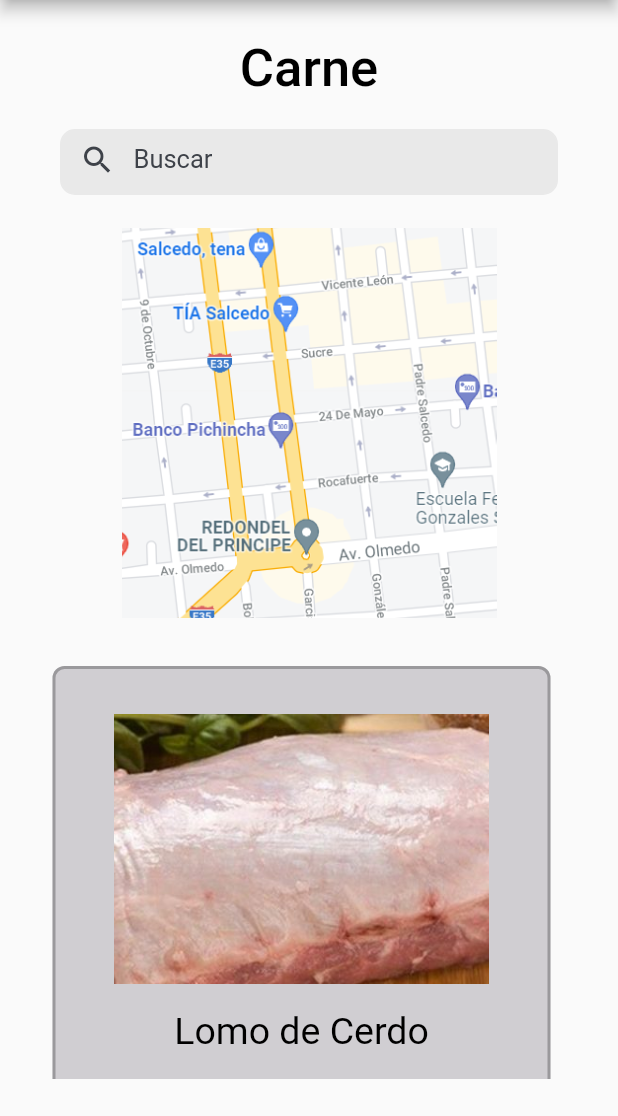
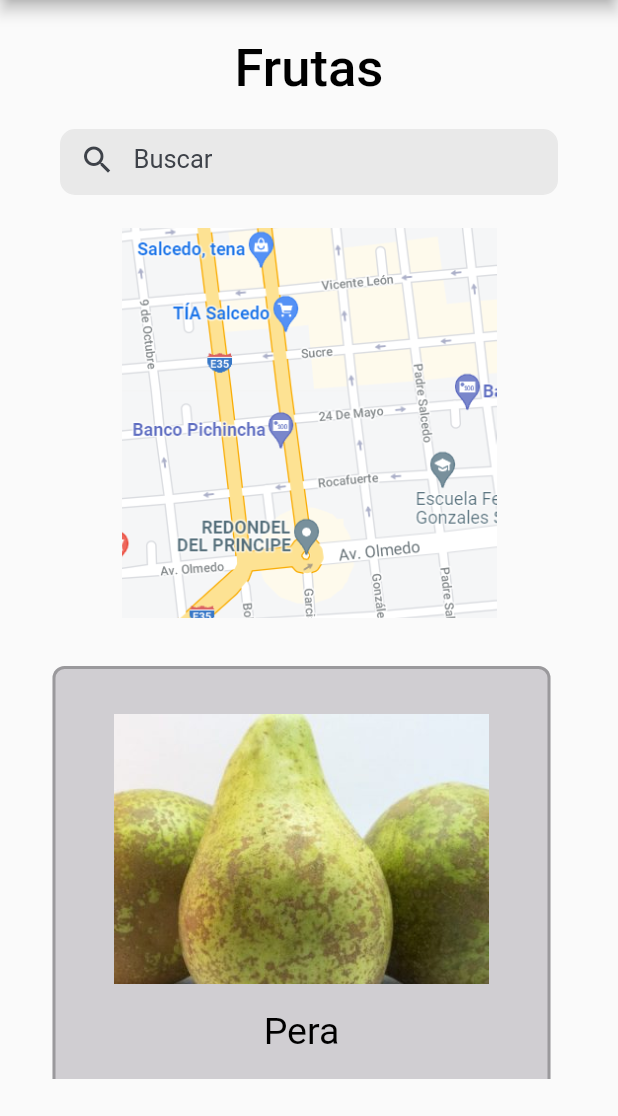
Before and after one commit to ferdeX64/prowessagronomia, a Flutter app: the Categorias screen opened directly, after a tap on the "menu" icon, after a tap on the "add shopping cart" icon, after a tap on "Frutas", on a phone screen of 412 x 824 dp, the part 120-1236 px from its top. Run offline on Flutter 3.47's test engine with Material 2 defaults, Android fonts, the phone set to English and light mode, and no system bars; our stand-ins replace accordion, sliding_up_panel; missing offline and left inert: async_button_builder.

Commit message:
Creación Categoria Frutas

```diff
--- a/lib/main.dart
+++ b/lib/main.dart
@@ -1,6 +1,5 @@
 import 'package:flutter/material.dart';
 import 'package:flutter/services.dart';
-import 'package:prowessagronomia/src/pages/categoria_carne_product.dart';
 import 'package:prowessagronomia/src/pages/splash_screen.dart';
 
 void main() {
--- /dev/null
+++ b/lib/src/pages/categoria_fruta_product.dart
@@ -0,0 +1,198 @@
+import 'package:async_button_builder/async_button_builder.dart';
+import 'package:flutter/material.dart';
+import 'package:prowessagronomia/src/models/home_page_model.dart';
+import 'package:prowessagronomia/src/pages/carrito_page.dart';
+import 'package:prowessagronomia/src/utils/productos_home_page.dart';
+import 'package:prowessagronomia/src/widgets/barra_busqueda.dart';
+import 'package:prowessagronomia/src/widgets/widget_drawer.dart';
+
+class CategoriaFruta extends StatefulWidget{
+  const CategoriaFruta({Key? key}) : super(key: key);
+   @override
+  _CategoriaFrutaState createState() => _CategoriaFrutaState();
+}
+class _CategoriaFrutaState extends State<CategoriaFruta>{
+  late List<ProductsShareProduct> mList1;
+  late List<ProductsShareName> mList2;
+  late List<ProductsSharePrices> mList3;
+
+  @override
+  void initState() {
+    super.initState();
+    mList1 = productsImageListFruta();
+    mList2 = productsNameListFruta();
+    mList3 = productsPricesListFruta();
+
+  }
+  final GlobalKey<ScaffoldState> _key = GlobalKey();
+  @override
+  Widget build(BuildContext context) {
+    return SafeArea(
+      child: Scaffold(
+        key: _key,
+        appBar: AppBar(
+          toolbarHeight: 80,
+          backgroundColor: Colors.lightGreenAccent,
+          title: Row(
+              mainAxisAlignment: MainAxisAlignment.center,
+              children: [
+                  Image.asset('assets/images/Logo_ProwessAgronomia.png',
+                  fit: BoxFit.contain,
+                  height: 150,
+                  width: 150,
+              ),
+            ],
+          ),
+          leading: IconButton(
+              icon: const Icon(
+                Icons.menu,
+                color: Colors.black,
+              ),
+              onPressed: ()=> _key.currentState!.openDrawer(),
+            ),
+          actions: [
+            IconButton(
+              padding: EdgeInsets.zero,
+              icon: const Icon(Icons.add_shopping_cart_rounded),
+              iconSize: 40.0,
+              tooltip: 'Carrito',
+              color: Colors.black,
+              onPressed: () {
+                  Navigator.push(
+                  context,
+                  MaterialPageRoute(
+                    builder: (BuildContext context) => const CarritoPage()));
+              },
+            ),
+          ],
+        ),
+        drawer: const MenuLateral(),
+        body: Container(
+        padding: const EdgeInsets.all(25),
+        child: SingleChildScrollView(
+          child: Column(
+            crossAxisAlignment: CrossAxisAlignment.start,
+            children: <Widget>[
+              const Center(
+                child: Text('Frutas',
+                    style: TextStyle(
+                      fontWeight: FontWeight.w500,
+                      fontSize: 35,
+                      color: Colors.black),
+                      ),
+              ),
+               _Searchbar(),
+             Padding(
+               padding: const EdgeInsets.all(12.0),
+               child: Center(
+                 child: Image.asset('assets/images/mapa.png',
+                              height: 260, width: 250, fit: BoxFit.cover),
+               ),
+             ),
+              ListView.builder(
+                scrollDirection: Axis.vertical,
+                itemCount: mList1.length,
+                shrinkWrap: true,
+                physics: const NeverScrollableScrollPhysics(),
+                itemBuilder: (BuildContext context, int index) => Container(
+                  margin: const EdgeInsets.only(bottom: 30, left:10,right: 20,top:20),
+                  padding: const EdgeInsets.all(30),
+                  decoration: BoxDecoration(
+                    color: const Color.fromRGBO(109, 104, 117,0.3),
+                    borderRadius: BorderRadius.circular(8.0),
+                    border: Border.all(
+                        width: 2, color: Colors.black26)),
+                  child: Column(
+                    children: <Widget>[
+                      Image.asset(mList1[index].icon,
+                          height: 180, width: 250, fit: BoxFit.cover),
+                      Text( mList2[index].name,
+                        style: const TextStyle(
+                          fontWeight: FontWeight.w400,
+                          fontSize: 25,
+                          color: Colors.black, height:2),),
+                      Text(mList3[index].price,
+                        style: const TextStyle(
+                          fontWeight: FontWeight.w400,
+                          fontSize: 25,
+                          color: Colors.black, height:2),),
+                     AsyncButtonBuilder(
+                      child: const Padding(
+                        key: ValueKey('foo'),
+                        padding: EdgeInsets.symmetric(
+                          horizontal: 17.0,
+                          vertical: 25.0,
+                        ),
+                        child: Text(
+                          'Añadir al carrito',
+                          style: TextStyle(color: Colors.white,fontSize: 20),
+                        ),
+                      ),
+                      loadingWidget: const Padding(
+                        key: ValueKey('bar'),
+                        padding: EdgeInsets.all(12.0),
+                        child: SizedBox(
+                          height: 16.0,
+                          width: 16.0,
+                          child: CircularProgressIndicator(
+                            valueColor: AlwaysStoppedAnimation<Color>(Colors.white),
+                          ),
+                        ),
+                      ),
+                      successWidget: const Padding(
+                        key: ValueKey('foobar'),
+                        padding: EdgeInsets.all(15.0),
+                        child: Icon(
+                          Icons.check,
+                          color: Colors.purpleAccent,
+                        ),
+                      ),
+                      onPressed: () async {
+                        await Future.delayed(const Duration(seconds: 2));
+                      },
+                      loadingSwitchInCurve: Curves.bounceInOut,
+                      loadingTransitionBuilder: (child, animation) {
+                        return SlideTransition(
+                          position: Tween<Offset>(
+                            begin: const Offset(0, 1.0),
+                            end: const Offset(0, 0),
+                          ).animate(animation),
+                          child: child,
+                        );
+                      },
+                      builder: (context, child, callback, state) {
+                        return Material(
+                          color: state.maybeWhen(
+                            success: () => Colors.purple[100],
+                            orElse: () => Colors.lightGreen ,
+                          ),
+                          clipBehavior: Clip.hardEdge,
+                          shape: const StadiumBorder(),
+                          child: InkWell(
+                            child: child,
+                            onTap: callback,
+                          ),
+                        );
+                      },
+                    ),],
+                  ),
+                ),
+              )
+            ],
+          ),
+        ),
+      ),
+      ),
+    );
+  }
+}
+
+class _Searchbar extends StatelessWidget {
+  @override
+  Widget build(BuildContext context) {
+    return Container(
+              margin: const EdgeInsets.only(top:20, left: 15, right: 15,bottom: 10),
+              child: const CustomTextBox(hint: "Buscar", prefix: Icon(Icons.search, color:  Color(0xFF3E4249)))
+      );
+  }
+}
--- a/lib/src/pages/categorias_productos.dart
+++ b/lib/src/pages/categorias_productos.dart
@@ -4,6 +4,7 @@ import 'package:prowessagronomia/src/widgets/barra_busqueda.dart';
 import 'package:prowessagronomia/src/widgets/widget_drawer.dart';
 
 import 'categoria_carne_product.dart';
+import 'categoria_fruta_product.dart';
 
 class Categorias extends StatefulWidget{
   const Categorias({Key? key}) : super(key: key);
@@ -104,7 +105,7 @@ class _TablesMenusOpts extends StatelessWidget {
           TableRow(
             children: [
                _TableRowsMenus('Carne', 'assets/images/tipos-carnes.png',CategoriaCarne()),
-              _TableRowsMenus('Frutas', 'assets/images/tipos-frutas.png',CategoriaCarne()),
+              _TableRowsMenus('Frutas', 'assets/images/tipos-frutas.png',CategoriaFruta()),
             ],
           ),
           TableRow(
--- a/lib/src/utils/home_page_list_images.dart
+++ b/lib/src/utils/home_page_list_images.dart
@@ -2,3 +2,5 @@ const lomoCerdo = "assets/images/lomo_cerdo.jpg";
 const queso = "assets/images/queso.jpg";
 const sandia = "assets/images/sandia.jpg";
 const pechugaPollo="assets/images/pechuga_pollo.jpg";
+const pera="assets/images/pera.jpg";
+const platano="assets/images/platano.jpg";
--- a/lib/src/utils/home_page_list_name.dart
+++ b/lib/src/utils/home_page_list_name.dart
@@ -2,3 +2,5 @@ const lomoCerdoname = "Lomo de Cerdo";
 const quesoname = "Queso";
 const sandianame = "Sandía";
 const pechugapolloname = "Pechuga Pollo";
+const peraname = "Pera";
+const platanoname = "Plátano";
--- a/lib/src/utils/home_page_list_prices.dart
+++ b/lib/src/utils/home_page_list_prices.dart
@@ -2,3 +2,5 @@ const lomoCerdoprice = r"$ 3,50";
 const quesoprice = r"$ 3,75";
 const sandiaprice = r"$ 1,50";
 const pechugapolloprice=r"$2,75";
+const peraprice=r"$1,00";
+const platanoprice=r"$1,00";
--- a/lib/src/utils/productos_home_page.dart
+++ b/lib/src/utils/productos_home_page.dart
@@ -29,6 +29,21 @@ List<ProductsShareProduct> productsImageListCarne() {
 
   return list;
 }
+List<ProductsShareProduct> productsImageListFruta() {
+  List<ProductsShareProduct> list = [];
+
+  var list1 = ProductsShareProduct(pera);
+  list.add(list1);
+
+  var list2 = ProductsShareProduct(platano);
+  list.add(list2);
+
+  var list3 = ProductsShareProduct(sandia);
+  list.add(list3);
+
+
+  return list;
+}
 
 List<ProductsShareName> productsNameList() {
   List<ProductsShareName> list = [];
@@ -57,6 +72,21 @@ List<ProductsShareName> productsNameListCarne() {
   return list;
 }
 
+List<ProductsShareName> productsNameListFruta() {
+  List<ProductsShareName> list = [];
+
+  var list1 = ProductsShareName(peraname);
+  list.add(list1);
+
+  var list2 = ProductsShareName(platanoname);
+  list.add(list2);
+
+  var list3 = ProductsShareName(sandianame);
+  list.add(list3);
+
+
+  return list;
+}
 List<ProductsSharePrices> productsPricesList() {
   List<ProductsSharePrices> list = [];
 
@@ -83,3 +113,19 @@ List<ProductsSharePrices> productsPricesListCarne() {
 
   return list;
 }
+
+List<ProductsSharePrices> productsPricesListFruta() {
+  List<ProductsSharePrices> list = [];
+
+  var list1 = ProductsSharePrices(peraprice);
+  list.add(list1);
+
+  var list2 = ProductsSharePrices(platanoprice);
+  list.add(list2);
+
+  var list3 = ProductsSharePrices(sandiaprice);
+  list.add(list3);
+
+
+  return list;
+}
```
Also changed, not shown: assets/images/pera.jpg (added), assets/images/platano.jpg (added).
